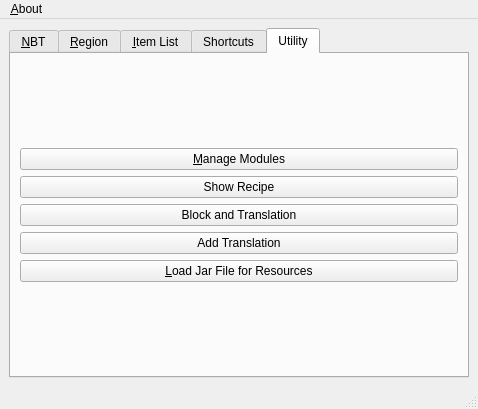
Above: src/qt/mainwindow.ui from DreamHelium/dhlrc before the change. Below: the same form after it.
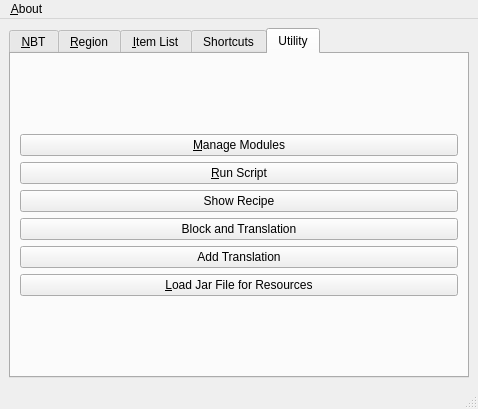
That is the form after the change. The open tabs and pages were chosen to show the change.

Commit message: Script support and new save options

```diff
--- a/src/qt/mainwindow.ui
+++ b/src/qt/mainwindow.ui
@@ -187,6 +187,13 @@
             </property>
            </widget>
           </item>
+          <item>
+           <widget class="QPushButton" name="scriptBtn">
+            <property name="text">
+             <string>&amp;Run Script</string>
+            </property>
+           </widget>
+          </item>
           <item>
            <widget class="QPushButton" name="recipeBtn">
             <property name="text">
```
The commit also changes 27 other files.
